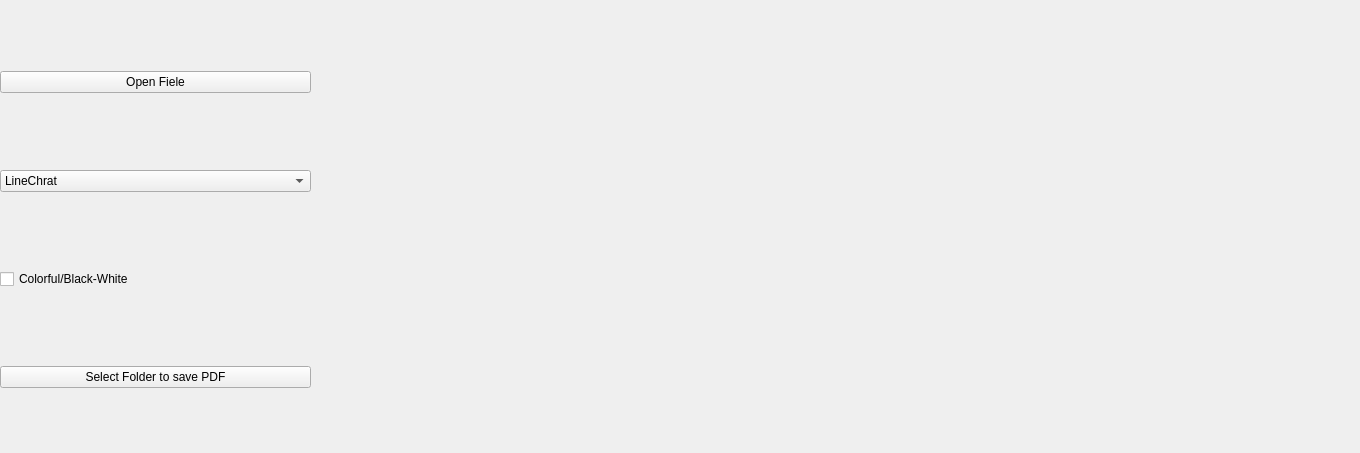
The window that widget.ui (Amatikay/Lab_23_3) describes before a commit, drawn with Qt 5.
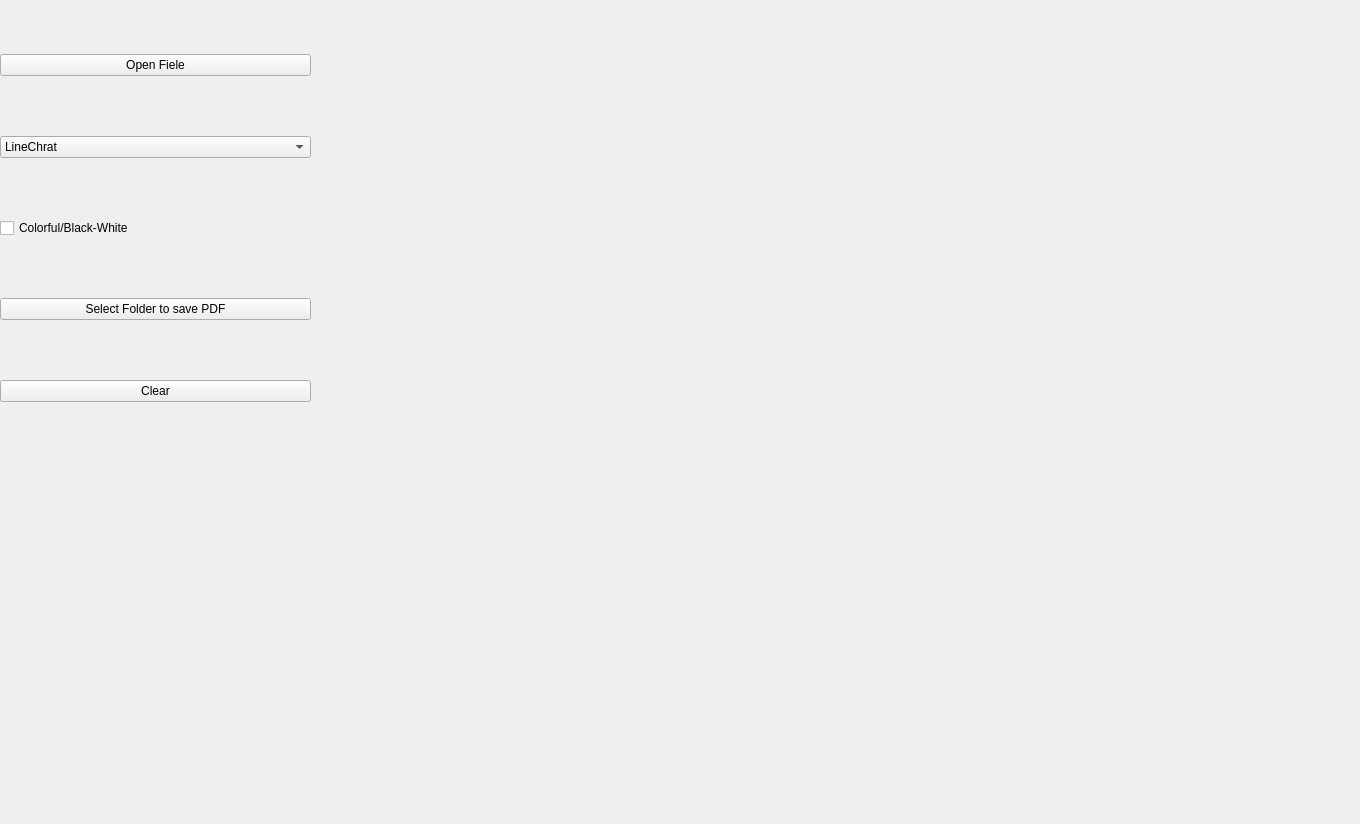
The same window after the commit.

```diff
--- a/widget.ui
+++ b/widget.ui
@@ -7,7 +7,7 @@
     <x>0</x>
     <y>0</y>
     <width>1360</width>
-    <height>453</height>
+    <height>824</height>
    </rect>
   </property>
   <property name="windowTitle">
@@ -67,6 +67,13 @@
       </property>
      </widget>
     </item>
+    <item>
+     <widget class="QPushButton" name="clear_pushButton">
+      <property name="text">
+       <string>Clear</string>
+      </property>
+     </widget>
+    </item>
    </layout>
   </widget>
   <widget class="QWidget" name="verticalLayoutWidget">
@@ -75,7 +82,7 @@
      <x>310</x>
      <y>0</y>
      <width>1051</width>
-     <height>461</height>
+     <height>821</height>
     </rect>
    </property>
    <layout class="QVBoxLayout" name="verticalLayout_2"/>
```
